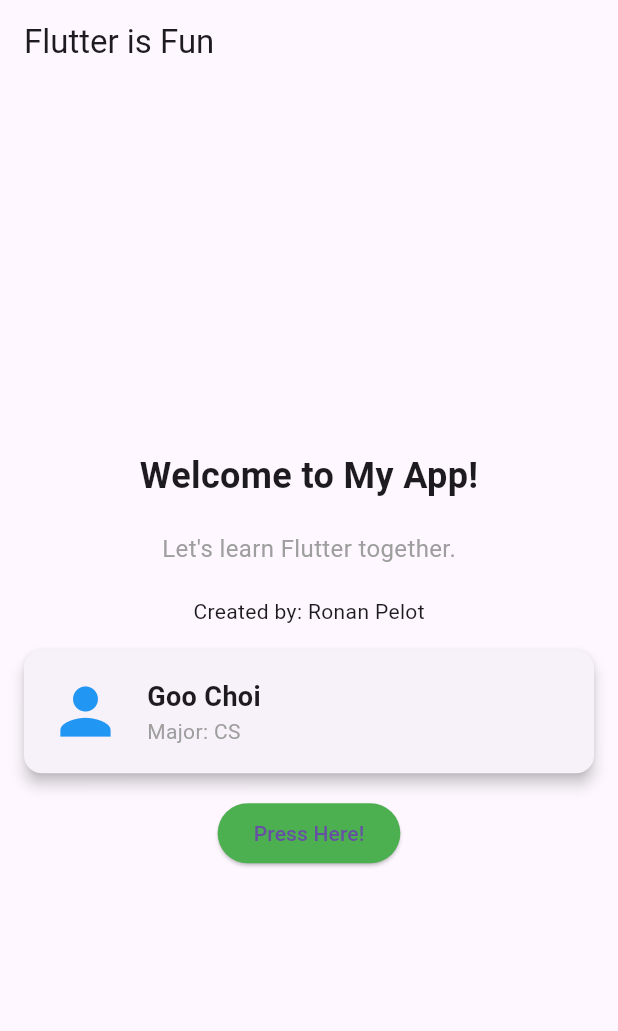
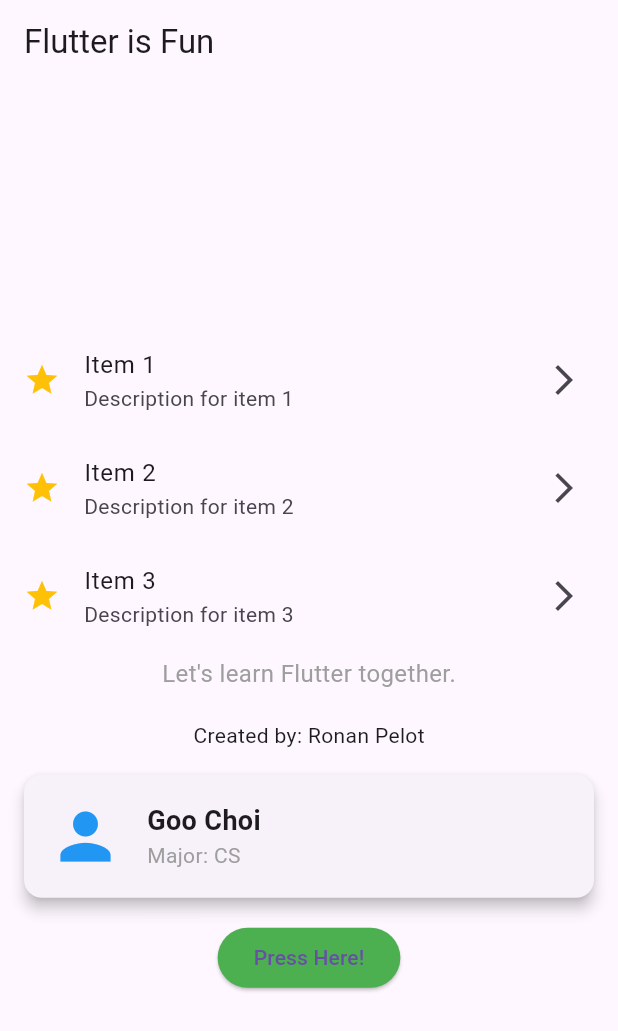
Before and after one commit to RonanNumerals/team_app_goo_ronan, a Flutter app: the screen it shows after launch, on a phone screen of 412 x 824 dp. Shown: the top 1031 px of the screen. Run offline on Flutter 3.47's test engine with Material 3 defaults, Android fonts, the phone set to English and light mode, and no system bars.

Commit message:
Add scrollable list for Round 3

```diff
--- a/lib/main.dart
+++ b/lib/main.dart
@@ -33,11 +33,22 @@ class HomePage extends StatelessWidget {
         child: Column(
           mainAxisAlignment: MainAxisAlignment.center,
           children: [
-            // TASK 4: Change the main text below
-            Text(
-              'Welcome to My App!',
-              style: TextStyle(fontSize: 24, fontWeight: FontWeight.bold),
+            // --- ROUND 3: SCROLLABLE LIST ---
+            SizedBox(
+              height: 200, // We need a fixed height for the list
+              child: ListView.builder(
+                itemCount: 10,
+                itemBuilder: (context, index) {
+                  return ListTile(
+                    leading: Icon(Icons.star, color: Colors.amber),
+                    title: Text('Item ${index + 1}'),
+                    subtitle: Text('Description for item ${index + 1}'),
+                    trailing: Icon(Icons.arrow_forward_ios),
+                  );
+                },
+              ),
             ),
+            // --- END OF ROUND 3 ---
             SizedBox(height: 20), // Adds space between widgets
             // TASK 5: Change the subtitle text
             Text(
```
